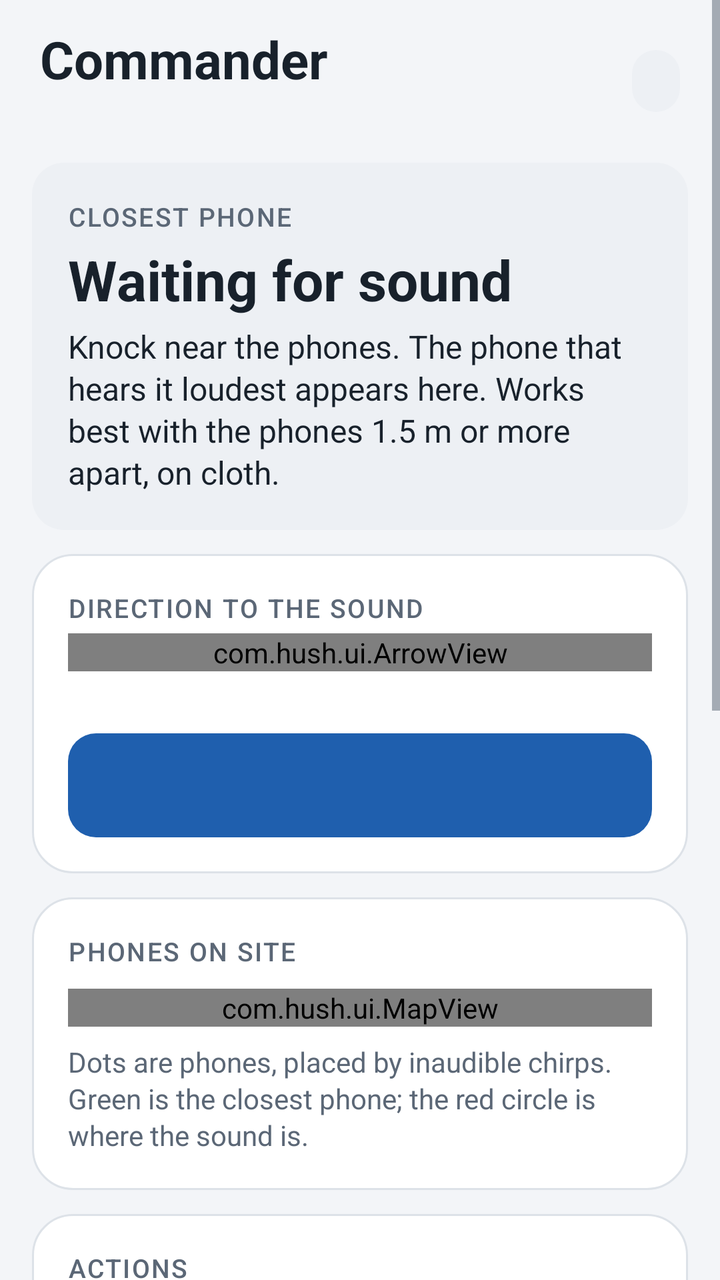
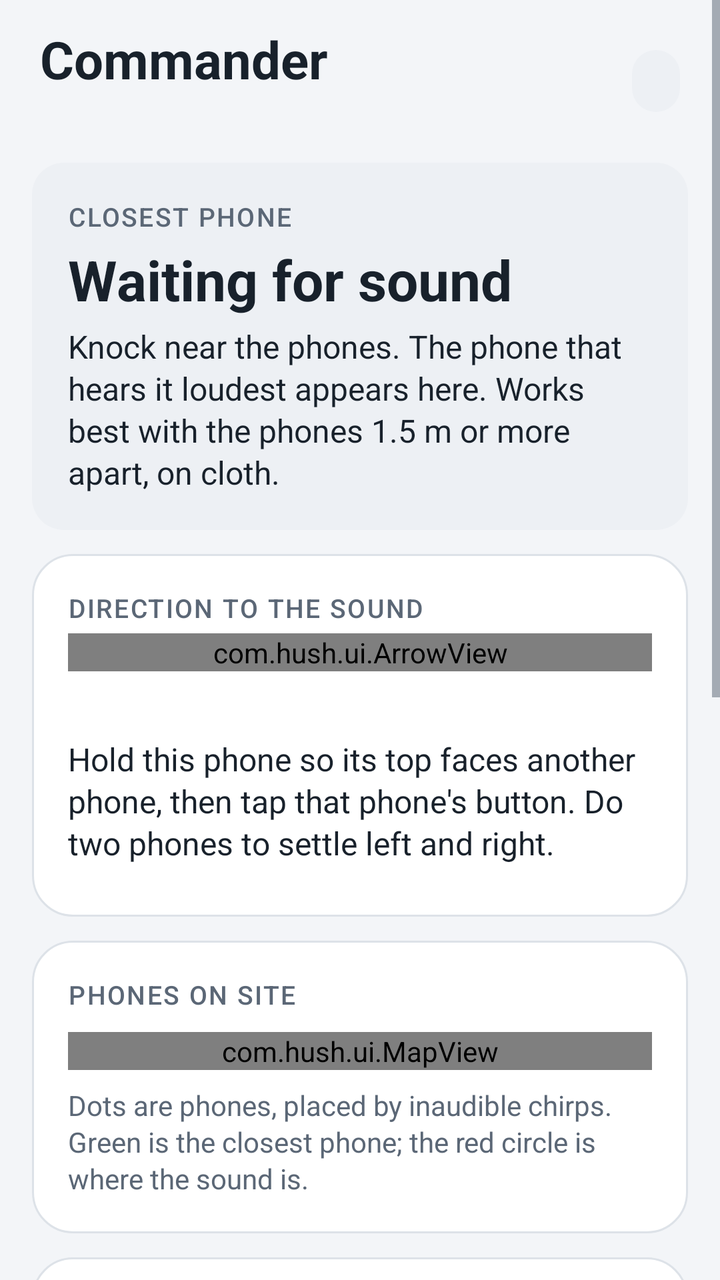

Before-and-after screenshots of an Android layout around one commit, followed by the original layout XML and the change that was made.
<!-- AndroidManifest.xml: application theme Theme.Hush -->
<!-- res/layout/screen_commander.xml -->
<?xml version="1.0" encoding="utf-8"?>
<ScrollView xmlns:android="http://schemas.android.com/apk/res/android"
    android:layout_width="match_parent"
    android:layout_height="match_parent">

    <LinearLayout
        android:layout_width="match_parent"
        android:layout_height="wrap_content"
        android:orientation="vertical"
        android:paddingStart="16dp"
        android:paddingTop="12dp"
        android:paddingEnd="16dp"
        android:paddingBottom="24dp">

        
        <LinearLayout
            android:layout_width="match_parent"
            android:layout_height="wrap_content"
            android:gravity="center_vertical"
            android:orientation="horizontal"
            android:paddingStart="4dp"
            android:paddingEnd="4dp">

            <LinearLayout
                android:layout_width="0dp"
                android:layout_height="wrap_content"
                android:layout_weight="1"
                android:orientation="vertical">

                <TextView
                    android:id="@+id/screenTitle"
                    android:layout_width="wrap_content"
                    android:layout_height="wrap_content"
                    android:text="@string/role_commander_title"
                    android:textColor="@color/text"
                    android:textSize="26sp"
                    android:textStyle="bold" />

                <TextView
                    android:id="@+id/connectionText"
                    android:layout_width="wrap_content"
                    android:layout_height="wrap_content"
                    android:layout_marginTop="2dp"
                    android:textColor="@color/text_secondary"
                    android:textSize="15sp" />
            </LinearLayout>

            <TextView
                android:id="@+id/phoneChip"
                android:layout_width="wrap_content"
                android:layout_height="wrap_content"
                android:background="@drawable/bg_chip"
                android:paddingStart="12dp"
                android:paddingTop="6dp"
                android:paddingEnd="12dp"
                android:paddingBottom="6dp"
                android:textColor="@color/text_secondary"
                android:textSize="14sp" />
        </LinearLayout>

        
        <LinearLayout
            android:id="@+id/closestCard"
            style="@style/Hush.Card"
            android:background="@drawable/bg_panel">

            <TextView
                android:id="@+id/closestOverline"
                android:layout_width="wrap_content"
                android:layout_height="wrap_content"
                android:text="@string/closest_overline"
                style="@style/Hush.Overline" />

            <TextView
                android:id="@+id/closestTitle"
                android:layout_width="wrap_content"
                android:layout_height="wrap_content"
                android:layout_marginTop="4dp"
                android:text="@string/closest_idle_title"
                android:textColor="@color/text"
                android:textSize="28sp"
                android:textStyle="bold" />

            <TextView
                android:id="@+id/closestText"
                android:layout_width="match_parent"
                android:layout_height="wrap_content"
                android:layout_marginTop="4dp"
                android:text="@string/closest_idle"
                style="@style/Hush.Body" />
        </LinearLayout>

        
        <TextView
            android:id="@+id/warmthText"
            android:layout_width="match_parent"
            android:layout_height="wrap_content"
            android:layout_marginTop="12dp"
            android:background="@drawable/bg_panel"
            android:padding="18dp"
            android:textSize="16sp"
            android:visibility="gone" />

        
        <LinearLayout style="@style/Hush.Card">

            <TextView
                android:layout_width="wrap_content"
                android:layout_height="wrap_content"
                android:text="@string/direction_heading"
                style="@style/Hush.Overline" />

            <com.hush.ui.ArrowView
                android:id="@+id/arrow"
                android:layout_width="match_parent"
                android:layout_height="wrap_content"
                android:layout_marginTop="4dp" />

            <TextView
                android:id="@+id/aimHint"
                android:layout_width="match_parent"
                android:layout_height="wrap_content"
                android:gravity="center_horizontal"
                style="@style/Hush.Caption" />

            <Button
                android:id="@+id/btnAim"
                style="@style/Widget.Hush.Button.Primary"
                android:layout_width="match_parent"
                android:layout_height="wrap_content"
                android:layout_marginTop="12dp" />
        </LinearLayout>

        
        <LinearLayout style="@style/Hush.Card">

            <TextView
                android:layout_width="wrap_content"
                android:layout_height="wrap_content"
                android:text="@string/map_heading"
                style="@style/Hush.Overline" />

            <com.hush.ui.MapView
                android:id="@+id/map"
                android:layout_width="match_parent"
                android:layout_height="wrap_content"
                android:layout_marginTop="10dp"
                android:background="@drawable/bg_map" />

            <TextView
                android:layout_width="match_parent"
                android:layout_height="wrap_content"
                android:layout_marginTop="8dp"
                android:text="@string/map_legend"
                style="@style/Hush.Caption" />
        </LinearLayout>

        
        <LinearLayout style="@style/Hush.Card">

            <TextView
                android:layout_width="wrap_content"
                android:layout_height="wrap_content"
                android:text="@string/actions_heading"
                style="@style/Hush.Overline" />

            <androidx.appcompat.widget.SwitchCompat
                android:id="@+id/btnSensitivity"
                android:layout_width="match_parent"
                android:layout_height="wrap_content"
                android:layout_marginTop="6dp"
                android:minHeight="52dp"
                android:text="@string/sensitivity_switch"
                android:textColor="@color/text"
                android:textSize="16sp" />

            <TextView
                android:layout_width="match_parent"
                android:layout_height="wrap_content"
                android:text="@string/sensitivity_hint"
                style="@style/Hush.Caption" />

            <View
                android:layout_width="match_parent"
                android:layout_height="1dp"
                android:layout_marginTop="16dp"
                android:layout_marginBottom="16dp"
                android:background="@color/outline" />

            <LinearLayout
                android:layout_width="match_parent"
                android:layout_height="wrap_content"
                android:orientation="horizontal">

                <Button
                    android:id="@+id/btnHush"
                    style="@style/Widget.Hush.Button.Primary"
                    android:layout_width="0dp"
                    android:layout_height="wrap_content"
                    android:layout_weight="2"
                    android:minHeight="56dp"
                    android:text="@string/hush_button" />

                <Button
                    android:id="@+id/btnStop"
                    style="@style/Widget.Hush.Button.Danger"
                    android:layout_width="0dp"
                    android:layout_height="wrap_content"
                    android:layout_marginStart="10dp"
                    android:layout_weight="1"
                    android:minHeight="56dp"
                    android:text="@string/stop_button" />
            </LinearLayout>

            <TextView
                android:id="@+id/bigCountdown"
                android:layout_width="match_parent"
                android:layout_height="wrap_content"
                android:layout_marginTop="8dp"
                android:gravity="center"
                android:textColor="@color/primary"
                android:textSize="64sp"
                android:textStyle="bold"
                android:visibility="gone" />

            <TextView
                android:layout_width="match_parent"
                android:layout_height="wrap_content"
                android:layout_marginTop="8dp"
                android:text="@string/hush_hint"
                style="@style/Hush.Caption" />

            <TextView
                android:id="@+id/briefText"
                android:layout_width="match_parent"
                android:layout_height="wrap_content"
                android:layout_marginTop="6dp"
                android:text="@string/brief_idle"
                android:textColor="@color/text"
                android:textSize="15sp" />

            <Button
                android:id="@+id/btnActivate"
                android:layout_width="match_parent"
                android:layout_height="wrap_content"
                android:layout_marginTop="16dp"
                android:text="@string/activate_button" />

            <TextView
                android:layout_width="match_parent"
                android:layout_height="wrap_content"
                android:layout_marginTop="6dp"
                android:text="@string/activate_hint"
                style="@style/Hush.Caption" />

            <TextView
                android:id="@+id/discoveredText"
                android:layout_width="match_parent"
                android:layout_height="wrap_content"
                android:layout_marginTop="8dp"
                android:text="@string/discovered_none"
                android:visibility="gone"
                style="@style/Hush.Mono" />
        </LinearLayout>

        
        <TextView
            android:id="@+id/detailsToggle"
            android:layout_width="match_parent"
            android:layout_height="wrap_content"
            android:layout_marginTop="12dp"
            android:background="@drawable/btn_secondary"
            android:clickable="true"
            android:focusable="true"
            android:minHeight="52dp"
            android:gravity="center_vertical"
            android:paddingStart="18dp"
            android:paddingEnd="18dp"
            android:text="@string/details_show"
            android:textColor="@color/text"
            android:textSize="16sp"
            android:fontFamily="sans-serif-medium" />

        <LinearLayout
            android:id="@+id/detailsBody"
            style="@style/Hush.Card"
            android:visibility="gone">

            <TextView
                android:layout_width="wrap_content"
                android:layout_height="wrap_content"
                android:text="@string/details_status"
                style="@style/Hush.Overline" />

            <TextView
                android:id="@+id/commanderStatus"
                android:layout_width="match_parent"
                android:layout_height="wrap_content"
                android:layout_marginTop="4dp"
                style="@style/Hush.Mono" />

            <TextView
                android:id="@+id/compassText"
                android:layout_width="match_parent"
                android:layout_height="wrap_content"
                android:layout_marginTop="4dp"
                style="@style/Hush.Mono" />

            <TextView
                android:layout_width="wrap_content"
                android:layout_height="wrap_content"
                android:layout_marginTop="16dp"
                android:text="@string/sensors_heading"
                style="@style/Hush.Overline" />

            <TextView
                android:id="@+id/peersText"
                android:layout_width="match_parent"
                android:layout_height="wrap_content"
                android:layout_marginTop="4dp"
                style="@style/Hush.Mono" />

            <TextView
                android:layout_width="wrap_content"
                android:layout_height="wrap_content"
                android:layout_marginTop="16dp"
                android:text="@string/mode_heading"
                style="@style/Hush.Overline" />

            <LinearLayout
                android:layout_width="match_parent"
                android:layout_height="wrap_content"
                android:layout_marginTop="6dp"
                android:orientation="horizontal">

                <Button
                    android:id="@+id/btnModeTapping"
                    android:layout_width="0dp"
                    android:layout_height="wrap_content"
                    android:layout_weight="1"
                    android:text="@string/mode_tapping" />

                <Button
                    android:id="@+id/btnModeVoice"
                    android:layout_width="0dp"
                    android:layout_height="wrap_content"
                    android:layout_marginStart="6dp"
                    android:layout_marginEnd="6dp"
                    android:layout_weight="1"
                    android:text="@string/mode_voice" />

                <Button
                    android:id="@+id/btnModeAny"
                    android:layout_width="0dp"
                    android:layout_height="wrap_content"
                    android:layout_weight="1"
                    android:text="@string/mode_any" />
            </LinearLayout>

            <TextView
                android:layout_width="wrap_content"
                android:layout_height="wrap_content"
                android:layout_marginTop="16dp"
                android:text="@string/map_tools_heading"
                style="@style/Hush.Overline" />

            <LinearLayout
                android:layout_width="match_parent"
                android:layout_height="wrap_content"
                android:layout_marginTop="6dp"
                android:orientation="horizontal">

                <Button
                    android:id="@+id/btnAutoPlace"
                    android:layout_width="0dp"
                    android:layout_height="wrap_content"
                    android:layout_weight="2"
                    android:text="@string/auto_place" />

                <Button
                    android:id="@+id/btnFlip"
                    android:layout_width="0dp"
                    android:layout_height="wrap_content"
                    android:layout_marginStart="6dp"
                    android:layout_weight="1"
                    android:text="@string/flip" />
            </LinearLayout>

            <LinearLayout
                android:id="@+id/placeRow"
                android:layout_width="match_parent"
                android:layout_height="wrap_content"
                android:layout_marginTop="6dp"
                android:orientation="horizontal" />

            <LinearLayout
                android:id="@+id/alignRow"
                android:layout_width="match_parent"
                android:layout_height="wrap_content"
                android:layout_marginTop="6dp"
                android:orientation="horizontal" />

            <Button
                android:id="@+id/btnSyncCompass"
                android:layout_width="match_parent"
                android:layout_height="wrap_content"
                android:layout_marginTop="6dp"
                android:text="@string/sync_compass"
                android:visibility="gone" />

            <Button
                android:id="@+id/btnExport"
                android:layout_width="match_parent"
                android:layout_height="wrap_content"
                android:layout_marginTop="12dp"
                android:text="@string/export_button" />

            <View
                android:layout_width="match_parent"
                android:layout_height="1dp"
                android:layout_marginTop="18dp"
                android:layout_marginBottom="14dp"
                android:background="@color/outline" />

            <include layout="@layout/block_sensor" />
        </LinearLayout>
    </LinearLayout>
</ScrollView>
<!-- res/layout/block_sensor.xml (included above) -->
<?xml version="1.0" encoding="utf-8"?>
<LinearLayout xmlns:android="http://schemas.android.com/apk/res/android"
    android:layout_width="match_parent"
    android:layout_height="wrap_content"
    android:orientation="vertical">

    <TextView
        android:id="@+id/roleLabel"
        android:layout_width="wrap_content"
        android:layout_height="wrap_content"
        style="@style/Hush.Overline" />

    <TextView
        android:id="@+id/linkStatus"
        android:layout_width="match_parent"
        android:layout_height="wrap_content"
        android:layout_marginTop="4dp"
        style="@style/Hush.Mono" />

    <TextView
        android:id="@+id/sourceLabel"
        android:layout_width="match_parent"
        android:layout_height="wrap_content"
        style="@style/Hush.Mono" />

    <TextView
        android:id="@+id/countdown"
        android:layout_width="match_parent"
        android:layout_height="wrap_content"
        android:gravity="center"
        android:textColor="@color/text_secondary"
        android:textSize="32sp"
        android:textStyle="bold"
        android:visibility="gone" />

    <TextView
        android:id="@+id/headline"
        android:layout_width="match_parent"
        android:layout_height="wrap_content"
        android:layout_marginTop="8dp"
        android:text="@string/label_waiting"
        android:textSize="18sp"
        android:textStyle="bold" />

    <TextView
        android:layout_width="wrap_content"
        android:layout_height="wrap_content"
        android:layout_marginTop="8dp"
        android:text="@string/loudness"
        style="@style/Hush.Caption" />

    <ProgressBar
        android:id="@+id/rmsBar"
        style="?android:attr/progressBarStyleHorizontal"
        android:layout_width="match_parent"
        android:layout_height="12dp"
        android:layout_marginTop="4dp"
        android:max="100"
        android:progress="0"
        android:progressTint="@color/primary" />

    <TextView
        android:id="@+id/rmsText"
        android:layout_width="match_parent"
        android:layout_height="wrap_content"
        android:layout_marginTop="4dp"
        style="@style/Hush.Mono" />

    <TextView
        android:id="@+id/tapText"
        android:layout_width="match_parent"
        android:layout_height="wrap_content"
        android:layout_marginTop="8dp"
        style="@style/Hush.Mono" />

    <TextView
        android:id="@+id/accelText"
        android:layout_width="match_parent"
        android:layout_height="wrap_content"
        android:layout_marginTop="8dp"
        style="@style/Hush.Mono" />

    <TextView
        android:id="@+id/topClass"
        android:layout_width="match_parent"
        android:layout_height="wrap_content"
        android:layout_marginTop="8dp"
        style="@style/Hush.Mono" />

    <TextView
        android:layout_width="wrap_content"
        android:layout_height="wrap_content"
        android:layout_marginTop="8dp"
        android:text="@string/debug_top5"
        style="@style/Hush.Caption" />

    <TextView
        android:id="@+id/top5"
        android:layout_width="match_parent"
        android:layout_height="wrap_content"
        style="@style/Hush.Mono" />
</LinearLayout>
<!-- resources referenced by this layout -->
<resources>
  <color name="outline">#DDE2E8</color>
  <color name="primary">#1F5FAE</color>
  <color name="text">#18212B</color>
  <color name="text_secondary">#5B6776</color>
  <string name="actions_heading">Actions</string>
  <string name="activate_button">Wake nearby phones</string>
  <string name="activate_hint">Sends a 30-second Bluetooth call that wakes phones with Hush installed, even when their app is closed.</string>
  <string name="auto_place">Measure positions now</string>
  <string name="brief_idle">No silence window run yet.</string>
  <string name="closest_idle">Knock near the phones. The phone that hears it loudest appears here. Works best with the phones 1.5 m or more apart, on cloth.</string>
  <string name="closest_idle_title">Waiting for sound</string>
  <string name="closest_overline">Closest phone</string>
  <string name="debug_top5">Top 5 sound classes</string>
  <string name="details_show">Technical details  ▾</string>
  <string name="details_status">Status</string>
  <string name="direction_heading">Direction to the sound</string>
  <string name="discovered_none">None found yet</string>
  <string name="export_button">Save session log to Downloads</string>
  <string name="flip">Flip map</string>
  <string name="hush_button">Hush · 20 s silence</string>
  <string name="hush_hint">Asks everyone to stay silent for 20 seconds while all phones listen. Hold the button to run it with no sensors connected.</string>
  <string name="label_waiting">Listening…</string>
  <string name="loudness">Loudness (200–3000 Hz)</string>
  <string name="map_heading">Phones on site</string>
  <string name="map_legend">Dots are phones, placed by inaudible chirps. Green is the closest phone; the red circle is where the sound is.</string>
  <string name="map_tools_heading">Map tools</string>
  <string name="mode_any">Any</string>
  <string name="mode_heading">Silence window listens for</string>
  <string name="mode_tapping">Tapping</string>
  <string name="mode_voice">Voice</string>
  <string name="role_commander_title">Commander</string>
  <string name="sensitivity_hint">Counts quieter knocks and reports warmer or colder sooner.</string>
  <string name="sensitivity_switch">High sensitivity</string>
  <string name="sensors_heading">Phones and scores</string>
  <string name="stop_button">Stop</string>
  <string name="sync_compass">Sync compasses (phones lying parallel)</string>
  <style name="Hush.Body" parent="">
          <item name="android:textSize">16sp</item>
          <item name="android:textColor">@color/text</item>
          <item name="android:lineSpacingExtra">2dp</item>
      </style>
  <style name="Hush.Caption" parent="">
          <item name="android:textSize">14sp</item>
          <item name="android:textColor">@color/text_secondary</item>
          <item name="android:lineSpacingExtra">2dp</item>
      </style>
  <style name="Hush.Mono" parent="">
          <item name="android:textSize">13sp</item>
          <item name="android:textColor">@color/text_secondary</item>
          <item name="android:fontFamily">monospace</item>
      </style>
  <style name="Widget.Hush.Button.Danger">
          <item name="android:background">@drawable/btn_danger</item>
          <item name="android:textColor">@color/btn_text_danger</item>
      </style>
  <style name="Widget.Hush.Button.Primary">
          <item name="android:background">@drawable/btn_primary</item>
          <item name="android:textColor">@color/surface</item>
      </style>
  <color name="surface_muted">#EDF0F4</color>
  <color name="surface">#FFFFFF</color>
  <color name="bg">#F3F5F8</color>
  <color name="danger_soft">#FBEAE8</color>
  <color name="danger">#C0392B</color>
  <color name="primary_disabled">#B9C8DB</color>
  <color name="primary_pressed">#184C8C</color>
  <!-- unchanged entries left out for length: 11 -->
</resources>

<!-- the commit's change to res/layout/screen_commander.xml (unified diff, before → after) -->
@@ -123,12 +123,29 @@
                 android:gravity="center_horizontal"
                 style="@style/Hush.Caption" />
 
+            
+            <TextView
+                android:id="@+id/aimInstruction"
+                android:layout_width="match_parent"
+                android:layout_height="wrap_content"
+                android:layout_marginTop="14dp"
+                android:text="@string/aim_instruction"
+                style="@style/Hush.Body" />
+
+            <LinearLayout
+                android:id="@+id/aimRow"
+                android:layout_width="match_parent"
+                android:layout_height="wrap_content"
+                android:layout_marginTop="8dp"
+                android:orientation="horizontal" />
+
             <Button
-                android:id="@+id/btnAim"
-                style="@style/Widget.Hush.Button.Primary"
-                android:layout_width="match_parent"
-                android:layout_height="wrap_content"
-                android:layout_marginTop="12dp" />
+                android:id="@+id/btnAimClear"
+                android:layout_width="match_parent"
+                android:layout_height="wrap_content"
+                android:layout_marginTop="8dp"
+                android:text="@string/aim_clear"
+                android:visibility="gone" />
         </LinearLayout>
 
         
<!-- resource entries referenced after the edit -->
@@ -7,6 +7,8 @@
   <string name="actions_heading">Actions</string>
   <string name="activate_button">Wake nearby phones</string>
   <string name="activate_hint">Sends a 30-second Bluetooth call that wakes phones with Hush installed, even when their app is closed.</string>
+  <string name="aim_clear">Clear pointing</string>
+  <string name="aim_instruction">Hold this phone so its top faces another phone, then tap that phone\'s button. Do two phones to settle left and right.</string>
   <string name="auto_place">Measure positions now</string>
   <string name="brief_idle">No silence window run yet.</string>
   <string name="closest_idle">Knock near the phones. The phone that hears it loudest appears here. Works best with the phones 1.5 m or more apart, on cloth.</string>
